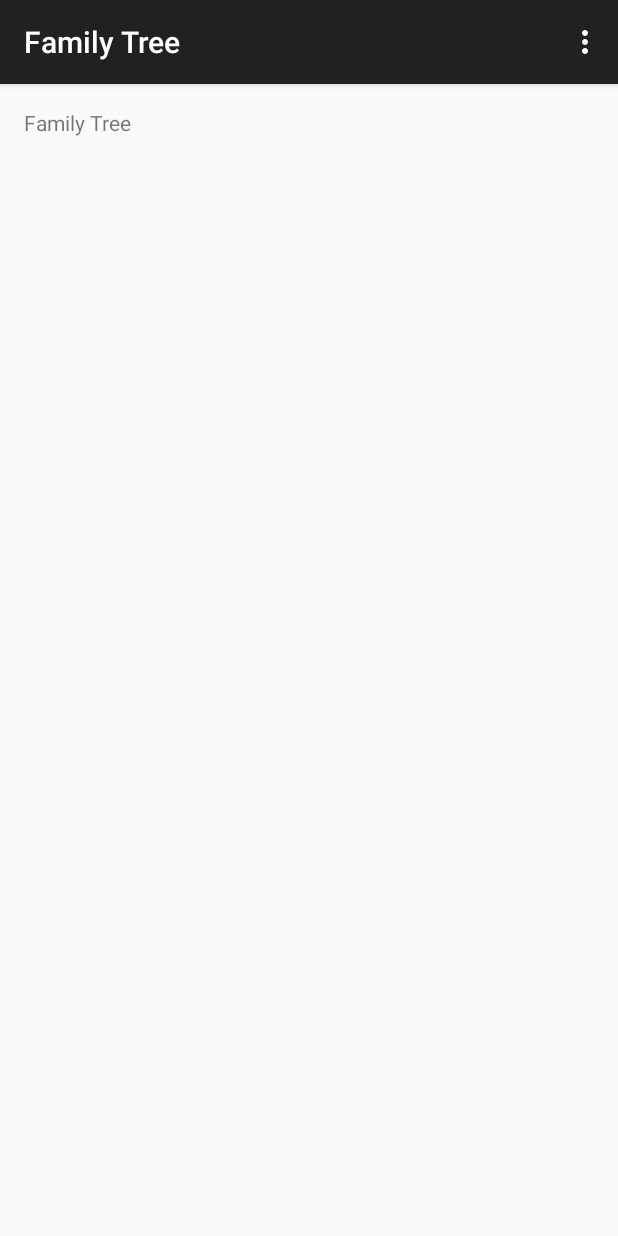
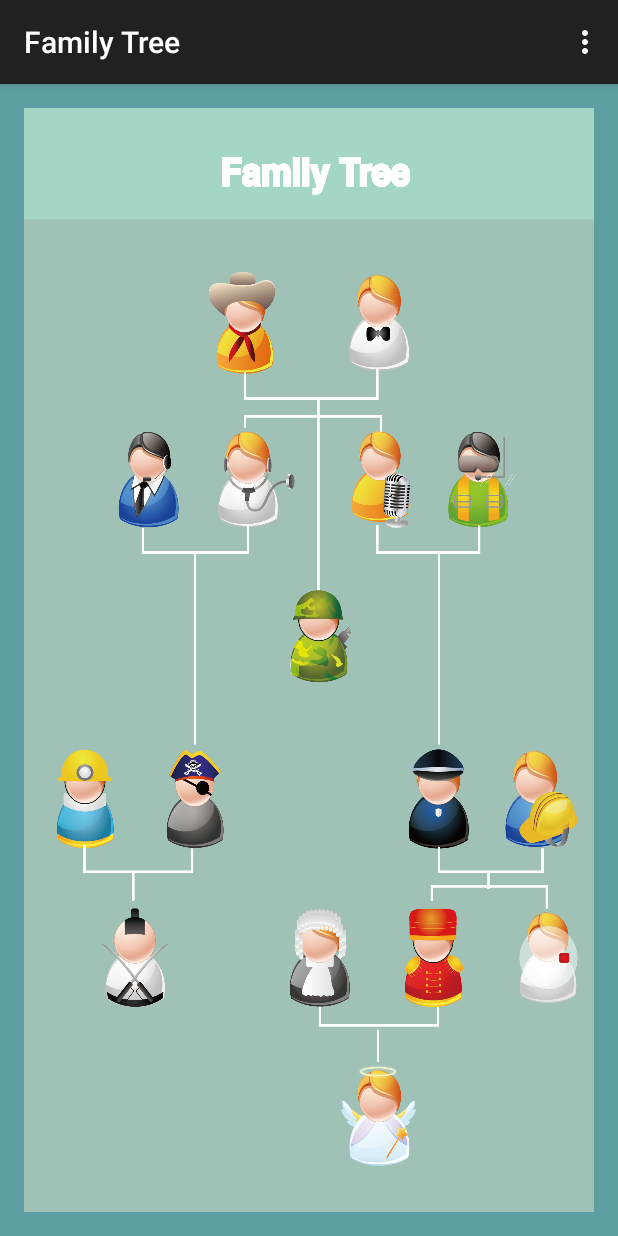
Before and after one commit to paul6325106/Kapukurri, an Android app: the FamilyTreeActivity screen opened directly, with no data from a screen before it, on a phone screen of 412 x 824 dp. Run offline under Robolectric (Android 15) with nearby library versions, the phone set to English and light mode, and no system bars.

Commit message:
Family Tree

```diff
--- a/app/src/main/res/layout/activity_family_tree.xml
+++ b/app/src/main/res/layout/activity_family_tree.xml
@@ -4,9 +4,17 @@
     android:paddingRight="@dimen/activity_horizontal_margin"
     android:paddingTop="@dimen/activity_vertical_margin"
     android:paddingBottom="@dimen/activity_vertical_margin"
+    android:background="@color/darkgreen"
     tools:context="com.example.kapukurri.FamilyTreeActivity">
 
-    <TextView android:text="@string/title_activity_family_tree" android:layout_width="wrap_content"
-        android:layout_height="wrap_content" />
+
+    <ImageView
+        android:layout_width="fill_parent"
+        android:layout_height="fill_parent"
+        android:background="@drawable/familytree"
+        android:layout_gravity="center"
+        android:scaleType="fitCenter"
+        android:adjustViewBounds="true"
+        android:layout_centerInParent="true"/>
 
 </RelativeLayout>
```
Also changed, not shown: app/src/main/res/drawable-mdpi/familytree.png (added), app/src/main/res/drawable-mdpi/familytreefocus.png (added), 1 other file.
